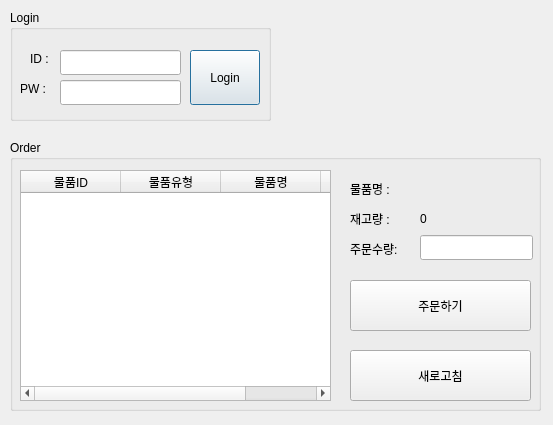
Above: gui/pickup_user.ui from addinedu-ros-8th/iot-repo-5 before the change. Below: the same form after it.
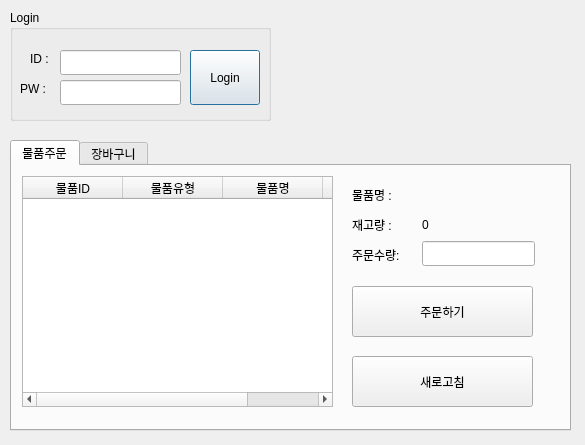
That is the form after the change. The open tabs and pages were chosen to show the change.

The edit to the form file:
```diff
--- a/gui/pickup_user.ui
+++ b/gui/pickup_user.ui
@@ -6,8 +6,8 @@
    <rect>
     <x>0</x>
     <y>0</y>
-    <width>553</width>
-    <height>425</height>
+    <width>585</width>
+    <height>445</height>
    </rect>
   </property>
   <property name="windowTitle">
@@ -88,23 +88,89 @@
     </property>
    </widget>
   </widget>
-  <widget class="QGroupBox" name="groupBox_2">
+  <widget class="QTabWidget" name="tabWidget">
    <property name="geometry">
     <rect>
      <x>10</x>
      <y>140</y>
-     <width>531</width>
-     <height>271</height>
+     <width>561</width>
+     <height>291</height>
     </rect>
    </property>
-   <property name="title">
-    <string>Order</string>
+   <property name="currentIndex">
+    <number>1</number>
    </property>
+   <widget class="QWidget" name="tab">
+    <attribute name="title">
+     <string>물품주문</string>
+    </attribute>
+    <widget class="QLabel" name="label_3">
+     <property name="geometry">
+      <rect>
+       <x>340</x>
+       <y>20</y>
+       <width>67</width>
+       <height>17</height>
+      </rect>
+     </property>
+     <property name="text">
+      <string>물품명 : </string>
+     </property>
+    </widget>
+    <widget class="QPushButton" name="btnOrder">
+     <property name="geometry">
+      <rect>
+       <x>340</x>
+       <y>120</y>
+       <width>181</width>
+       <height>51</height>
+      </rect>
+     </property>
+     <property name="text">
+      <string>주문하기</string>
+     </property>
+    </widget>
+    <widget class="QLabel" name="lblQuantity">
+     <property name="geometry">
+      <rect>
+       <x>410</x>
+       <y>50</y>
+       <width>67</width>
+       <height>17</height>
+      </rect>
+     </property>
+     <property name="text">
+      <string>0</string>
+     </property>
+    </widget>
+    <widget class="QLineEdit" name="editOrderQuantity">
+     <property name="geometry">
+      <rect>
+       <x>410</x>
+       <y>75</y>
+       <width>113</width>
+       <height>25</height>
+      </rect>
+     </property>
+    </widget>
+    <widget class="QPushButton" name="btnRefresh">
+     <property name="geometry">
+      <rect>
+       <x>340</x>
+       <y>190</y>
+       <width>181</width>
+       <height>51</height>
+      </rect>
+     </property>
+     <property name="text">
+      <string>새로고침</string>
+     </property>
+    </widget>
    <widget class="QTableWidget" name="tbOrder">
     <property name="geometry">
      <rect>
       <x>10</x>
-      <y>30</y>
+       <y>10</y>
       <width>311</width>
       <height>231</height>
      </rect>
@@ -130,24 +196,11 @@
      </property>
     </column>
    </widget>
-   <widget class="QLabel" name="lblProductName">
-    <property name="geometry">
-     <rect>
-      <x>410</x>
-      <y>40</y>
-      <width>131</width>
-      <height>17</height>
-     </rect>
-    </property>
-    <property name="text">
-     <string/>
-    </property>
-   </widget>
    <widget class="QLabel" name="label">
     <property name="geometry">
      <rect>
       <x>340</x>
-      <y>70</y>
+       <y>50</y>
       <width>51</width>
       <height>17</height>
      </rect>
@@ -160,7 +213,7 @@
     <property name="geometry">
      <rect>
       <x>340</x>
-      <y>100</y>
+       <y>80</y>
       <width>67</width>
       <height>17</height>
      </rect>
@@ -169,67 +222,54 @@
      <string>주문수량:</string>
     </property>
    </widget>
-   <widget class="QLabel" name="lblQuantity">
+    <widget class="QLabel" name="lblProductName">
     <property name="geometry">
      <rect>
       <x>410</x>
-      <y>70</y>
-      <width>67</width>
+       <y>20</y>
+       <width>131</width>
       <height>17</height>
      </rect>
     </property>
     <property name="text">
-     <string>0</string>
-    </property>
-   </widget>
-   <widget class="QLineEdit" name="editOrderQuantity">
-    <property name="geometry">
-     <rect>
-      <x>410</x>
-      <y>95</y>
-      <width>113</width>
-      <height>25</height>
-     </rect>
-    </property>
+      <string/>
+     </property>
+    </widget>
    </widget>
-   <widget class="QPushButton" name="btnOrder">
+   <widget class="QWidget" name="tab_2">
+    <attribute name="title">
+     <string>장바구니</string>
+    </attribute>
+    <widget class="QTableWidget" name="tableWidget">
     <property name="geometry">
      <rect>
-      <x>340</x>
-      <y>140</y>
-      <width>181</width>
-      <height>51</height>
-     </rect>
-    </property>
+       <x>10</x>
+       <y>10</y>
+       <width>541</width>
+       <height>131</height>
+      </rect>
+     </property>
+     <column>
     <property name="text">
-     <string>주문하기</string>
-    </property>
-   </widget>
-   <widget class="QLabel" name="label_3">
-    <property name="geometry">
-     <rect>
-      <x>340</x>
-      <y>40</y>
-      <width>67</width>
-      <height>17</height>
-     </rect>
-    </property>
+       <string>장바구니ID</string>
+      </property>
+     </column>
+     <column>
+      <property name="text">
+       <string>물품명</string>
+      </property>
+     </column>
+     <column>
     <property name="text">
-     <string>물품명 : </string>
-    </property>
-   </widget>
-   <widget class="QPushButton" name="btnRefresh">
-    <property name="geometry">
-     <rect>
-      <x>340</x>
-      <y>210</y>
-      <width>181</width>
-      <height>51</height>
-     </rect>
-    </property>
+       <string>수량</string>
+      </property>
+     </column>
+     <column>
     <property name="text">
-     <string>새로고침</string>
-    </property>
+       <string>가격</string>
+      </property>
+     </column>
+    </widget>
    </widget>
   </widget>
  </widget>
```
Lines whose indentation alone changed are shown as unchanged.
